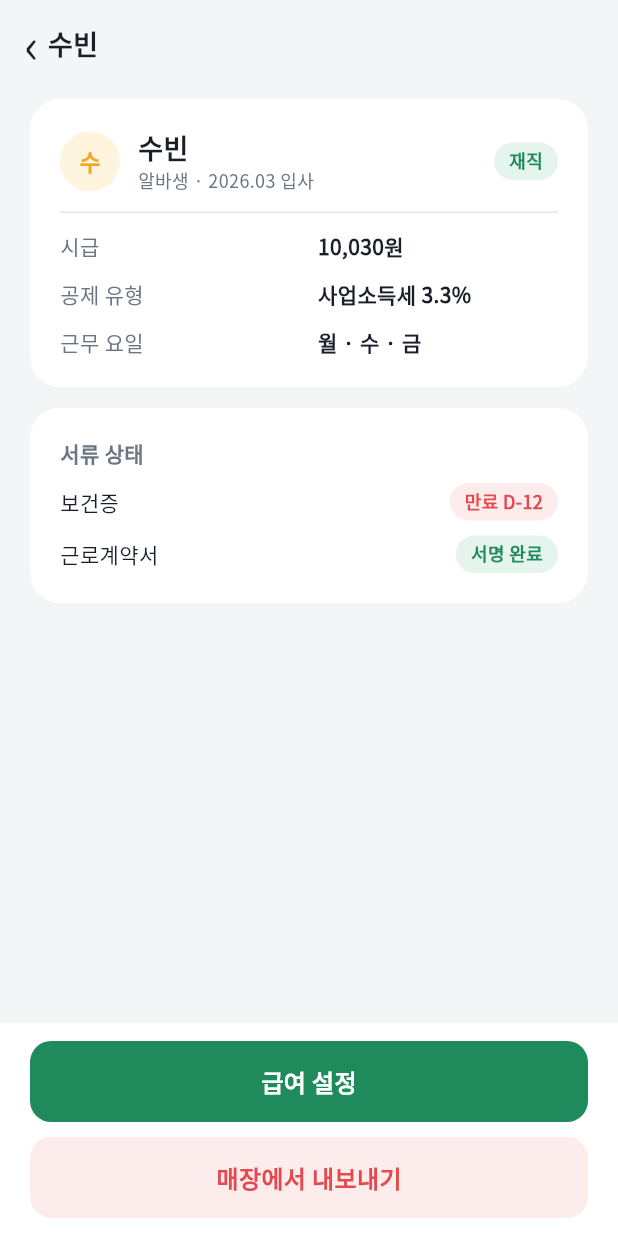
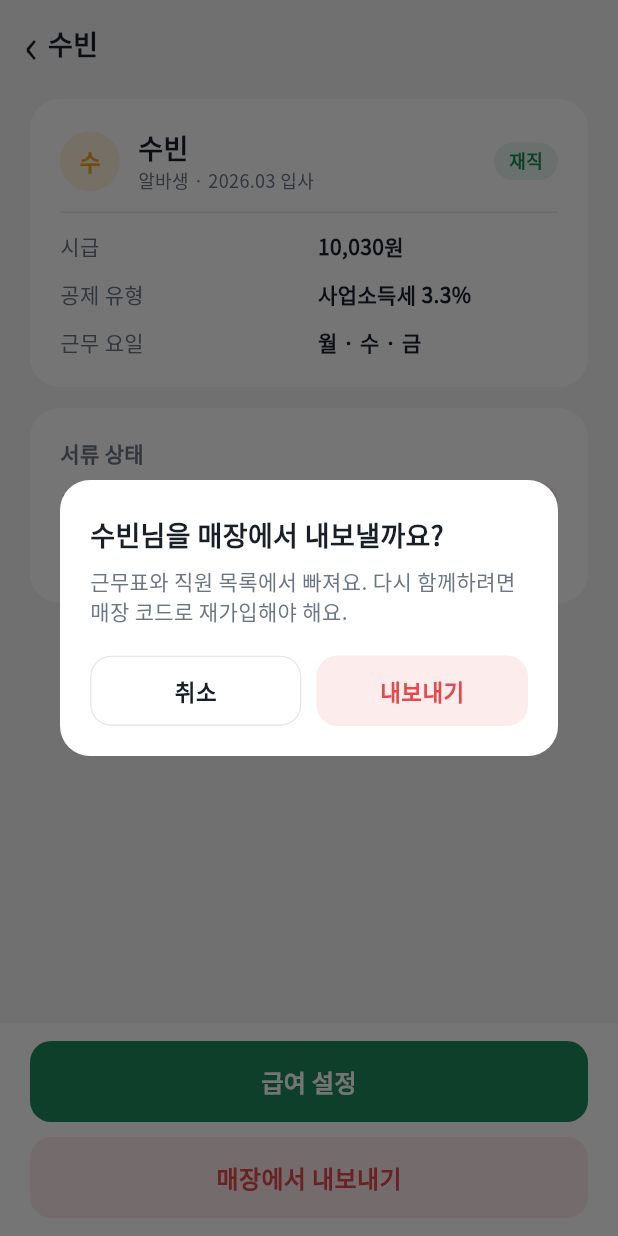
Before and after one commit to ruraeru/donBug, a Flutter app: the StaffDetailScreen screen opened directly, after a tap on "매장에서 내보내기", on a phone screen of 412 x 824 dp. Run offline on Flutter 3.47's test engine with Material 3 defaults, Android fonts, the phone set to English and light mode, and no system bars; our stand-ins replace flutter_svg.

Commit message:
feat: 사장님 화면 미연결 동작 구현 및 AI 노무 도우미 예정 표기
- 대시보드 매장 이름 탭 → 매장 설정 진입 (Figma에 진입 경로 없어 임시 배치)
- B4 대타 승인 거절: 확인 다이얼로그 → 닫고 스낵바
- 직원 상세 매장에서 내보내기: 확인 다이얼로그 → 닫고 스낵바
- 공용 showConfirmDialog, AppButtonVariant.danger 추가
- AI 노무 도우미(B6, W7)에 추후 개발 예정 안내
- 위젯 테스트 3건 추가

Co-Authored-By: Claude Opus 5.5 <noreply@anthropic.com>

```diff
--- a/lib/screens/employer/ai_labor_assistant_screen.dart
+++ b/lib/screens/employer/ai_labor_assistant_screen.dart
@@ -24,6 +24,9 @@ class AiLaborAssistantScreen extends StatelessWidget {
       body: ListView(
         padding: const EdgeInsets.fromLTRB(20, 8, 20, 12),
         children: [
+          const NoteBox('추후 개발 예정인 기능이에요. 아래 화면은 예시예요.',
+              color: AppColors.accent, background: AppColors.accentSoft),
+          const SizedBox(height: 14),
           _Bubble(
             ai: true,
             child: Text('안녕하세요! 노동법이나 매장 관리, 궁금한 걸 편하게 물어보세요.',
--- a/lib/screens/employer/staff_detail_screen.dart
+++ b/lib/screens/employer/staff_detail_screen.dart
@@ -6,6 +6,20 @@ import '../../widgets/common.dart';
 /// 직원 상세 (더미: 수빈).
 class StaffDetailScreen extends StatelessWidget {
   const StaffDetailScreen({super.key});
+
+  Future<void> _remove(BuildContext context) async {
+    final ok = await showConfirmDialog(
+      context,
+      title: '수빈님을 매장에서 내보낼까요?',
+      message: '근무표와 직원 목록에서 빠져요. 다시 함께하려면 매장 코드로 재가입해야 해요.',
+      confirmLabel: '내보내기',
+      confirmVariant: AppButtonVariant.danger,
+    );
+    if (!ok || !context.mounted) return;
+    final messenger = ScaffoldMessenger.of(context);
+    Navigator.pop(context);
+    messenger.showSnackBar(const SnackBar(content: Text('수빈님을 매장에서 내보냈어요')));
+  }
 
   @override
   Widget build(BuildContext context) => Scaffold(
@@ -71,22 +85,9 @@ class StaffDetailScreen extends StatelessWidget {
         ),
         bottomNavigationBar: BottomBar(children: [
           const AppButton('급여 설정'),
-          Material(
-            color: AppColors.dangerSoft,
-            borderRadius: BorderRadius.circular(14),
-            clipBehavior: Clip.antiAlias,
-            child: InkWell(
-              onTap: () {},
-              child: SizedBox(
-                height: 54,
-                child: Center(
-                  child: Text('매장에서 내보내기',
-                      style: AppText.style(
-                          16, FontWeight.w700, AppColors.danger)),
-                ),
-              ),
-            ),
-          ),
+          AppButton('매장에서 내보내기',
+              variant: AppButtonVariant.danger,
+              onPressed: () => _remove(context)),
         ]),
       );
 }
--- a/lib/screens/employer/substitute_approval_screen.dart
+++ b/lib/screens/employer/substitute_approval_screen.dart
@@ -7,6 +7,21 @@ import 'substitute_done_screen.dart';
 /// B4 대타 승인 (Figma 47:573).
 class SubstituteApprovalScreen extends StatelessWidget {
   const SubstituteApprovalScreen({super.key});
+
+  Future<void> _reject(BuildContext context) async {
+    final ok = await showConfirmDialog(
+      context,
+      title: '대타 요청을 거절할까요?',
+      message: '5/14(수) 18:00 – 22:00 근무는 수빈님이 그대로 맡아요. '
+          '수빈님과 지민님에게 결과를 알려요.',
+      confirmLabel: '거절하기',
+      confirmVariant: AppButtonVariant.danger,
+    );
+    if (!ok || !context.mounted) return;
+    final messenger = ScaffoldMessenger.of(context);
+    Navigator.pop(context);
+    messenger.showSnackBar(const SnackBar(content: Text('대타 요청을 거절했어요')));
+  }
 
   @override
   Widget build(BuildContext context) {
@@ -86,7 +101,8 @@ class SubstituteApprovalScreen extends StatelessWidget {
                       child: AppButton('거절',
                           variant: AppButtonVariant.outline,
                           verticalPadding: 13,
-                          fontSize: 14),
+                          fontSize: 14,
+                          onPressed: () => _reject(context)),
                     ),
                     const SizedBox(width: 10),
                     Expanded(
--- a/lib/screens/web/web_ai_assistant_screen.dart
+++ b/lib/screens/web/web_ai_assistant_screen.dart
@@ -33,6 +33,8 @@ class _WebAiAssistantScreenState extends State<WebAiAssistantScreen> {
         title: 'AI 노무 도우미',
         subtitle: 'Gemini 기반 · 5인 미만 사업장 노무 질의응답',
         children: [
+          const NoteBox('추후 개발 예정인 기능이에요. 아래 화면은 예시예요.',
+              color: AppColors.accent, background: AppColors.accentSoft),
           WebSplit(
             rightWidth: 320,
             gap: 20,
--- a/lib/widgets/common.dart
+++ b/lib/widgets/common.dart
@@ -81,7 +81,7 @@ class Pill extends StatelessWidget {
       );
 }
 
-enum AppButtonVariant { primary, soft, surface, outline }
+enum AppButtonVariant { primary, soft, surface, outline, danger }
 
 /// 가로 꽉 찬 radius 14 버튼.
 class AppButton extends StatelessWidget {
@@ -111,6 +111,7 @@ class AppButton extends StatelessWidget {
       AppButtonVariant.soft => (AppColors.primarySoft, AppColors.primary),
       AppButtonVariant.surface => (AppColors.surface, AppColors.primary),
       AppButtonVariant.outline => (AppColors.surface, AppColors.textPrimary),
+      AppButtonVariant.danger => (AppColors.dangerSoft, AppColors.danger),
     };
     return Material(
       color: bg,
@@ -502,3 +503,55 @@ class FieldBox extends StatelessWidget {
         child: Text(value, style: AppText.style(15)),
       );
 }
+
+/// 취소 / 확인 두 버튼 다이얼로그. 확인을 누르면 true.
+Future<bool> showConfirmDialog(
+  BuildContext context, {
+  required String title,
+  required String message,
+  required String confirmLabel,
+  AppButtonVariant confirmVariant = AppButtonVariant.primary,
+}) async =>
+    await showDialog<bool>(
+      context: context,
+      builder: (context) => Dialog(
+        backgroundColor: AppColors.surface,
+        surfaceTintColor: Colors.transparent,
+        shape: RoundedRectangleBorder(borderRadius: BorderRadius.circular(20)),
+        child: Padding(
+          padding: const EdgeInsets.fromLTRB(20, 24, 20, 20),
+          child: Column(
+            mainAxisSize: MainAxisSize.min,
+            crossAxisAlignment: CrossAxisAlignment.start,
+            children: [
+              Text(title, style: AppText.style(18, FontWeight.w700)),
+              const SizedBox(height: 8),
+              Text(message,
+                  style: AppText.style(
+                      14, FontWeight.w400, AppColors.textSecondary)),
+              const SizedBox(height: 20),
+              Row(
+                children: [
+                  Expanded(
+                    child: AppButton('취소',
+                        variant: AppButtonVariant.outline,
+                        verticalPadding: 13,
+                        fontSize: 15,
+                        onPressed: () => Navigator.pop(context, false)),
+                  ),
+                  const SizedBox(width: 10),
+                  Expanded(
+                    child: AppButton(confirmLabel,
+                        variant: confirmVariant,
+                        verticalPadding: 13,
+                        fontSize: 15,
+                        onPressed: () => Navigator.pop(context, true)),
+                  ),
+                ],
+              ),
+            ],
+          ),
+        ),
+      ),
+    ) ??
+    false;
```
Also changed, not shown: lib/screens/employer/employer_dashboard_screen.dart (+13 -1 lines), 1 other file.
